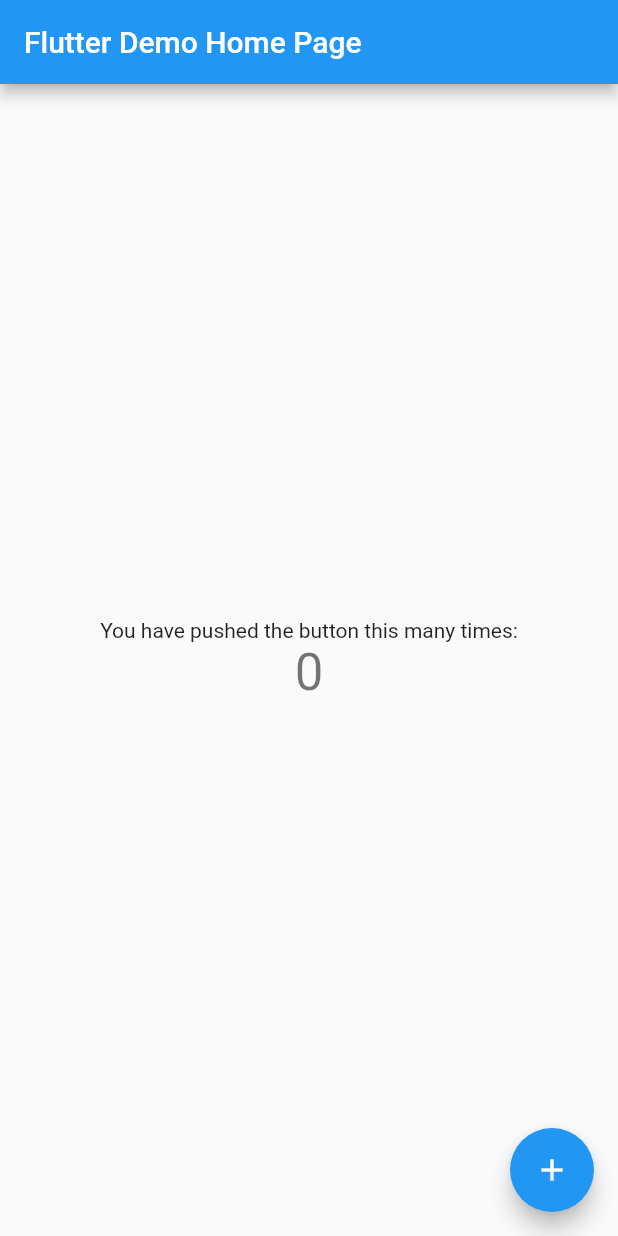
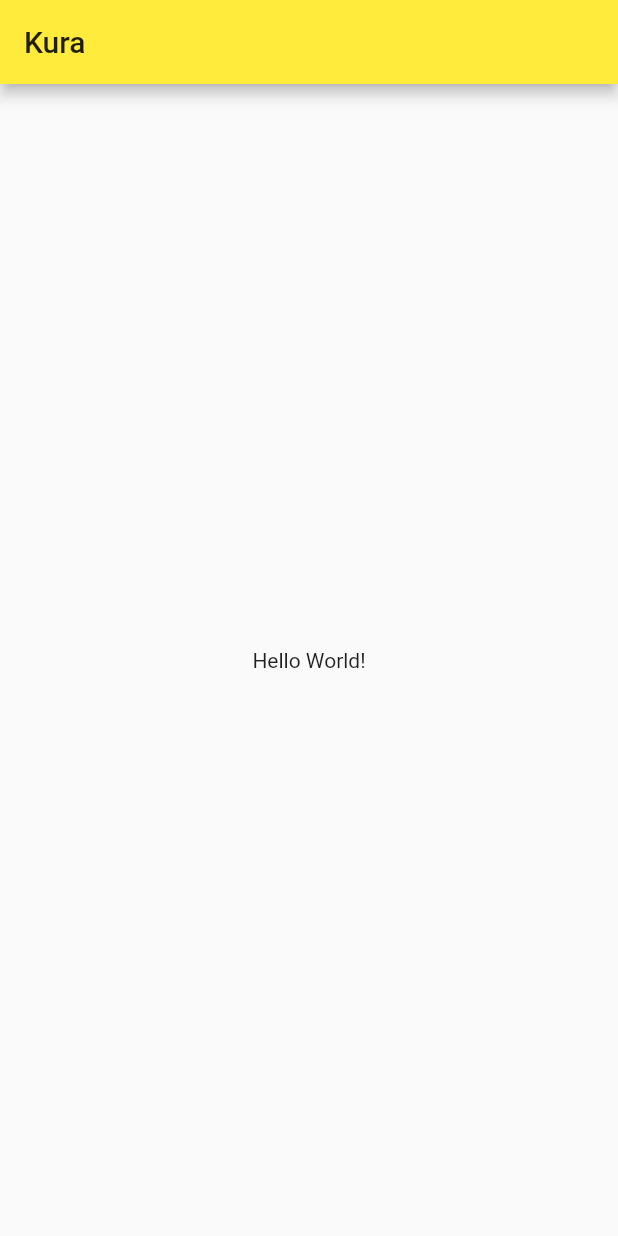
Before and after one commit to ezedinff/kura, a Flutter app: the screen it shows after launch, on a phone screen of 412 x 824 dp. Run offline on Flutter 3.47's test engine with Material 2 defaults, Android fonts, the phone set to English and light mode, and no system bars.

Commit message:
initial commit

```diff
--- a/lib/main.dart
+++ b/lib/main.dart
@@ -7,35 +7,17 @@ class MyApp extends StatelessWidget {
   @override
   Widget build(BuildContext context) {
     return MaterialApp(
-      title: 'Flutter Demo',
+      title: 'Kura',
       theme: ThemeData(
-        // This is the theme of your application.
-        //
-        // Try running your application with "flutter run". You'll see the
-        // application has a blue toolbar. Then, without quitting the app, try
-        // changing the primarySwatch below to Colors.green and then invoke
-        // "hot reload" (press "r" in the console where you ran "flutter run",
-        // or simply save your changes to "hot reload" in a Flutter IDE).
-        // Notice that the counter didn't reset back to zero; the application
-        // is not restarted.
-        primarySwatch: Colors.blue,
+        primarySwatch: Colors.yellow,
       ),
-      home: MyHomePage(title: 'Flutter Demo Home Page'),
+      home: MyHomePage(title: 'Kura'),
     );
   }
 }
 
 class MyHomePage extends StatefulWidget {
   MyHomePage({Key key, this.title}) : super(key: key);
-
-  // This widget is the home page of your application. It is stateful, meaning
-  // that it has a State object (defined below) that contains fields that affect
-  // how it looks.
-
-  // This class is the configuration for the state. It holds the values (in this
-  // case the title) provided by the parent (in this case the App widget) and
-  // used by the build method of the State. Fields in a Widget subclass are
-  // always marked "final".
 
   final String title;
 
@@ -44,68 +26,22 @@ class MyHomePage extends StatefulWidget {
 }
 
 class _MyHomePageState extends State<MyHomePage> {
-  int _counter = 0;
-
-  void _incrementCounter() {
-    setState(() {
-      // This call to setState tells the Flutter framework that something has
-      // changed in this State, which causes it to rerun the build method below
-      // so that the display can reflect the updated values. If we changed
-      // _counter without calling setState(), then the build method would not be
-      // called again, and so nothing would appear to happen.
-      _counter++;
-    });
-  }
 
   @override
   Widget build(BuildContext context) {
-    // This method is rerun every time setState is called, for instance as done
-    // by the _incrementCounter method above.
-    //
     // The Flutter framework has been optimized to make rerunning build methods
     // fast, so that you can just rebuild anything that needs updating rather
     // than having to individually change instances of widgets.
     return Scaffold(
-      appBar: AppBar(
-        // Here we take the value from the MyHomePage object that was created by
-        // the App.build method, and use it to set our appbar title.
-        title: Text(widget.title),
-      ),
-      body: Center(
-        // Center is a layout widget. It takes a single child and positions it
-        // in the middle of the parent.
-        child: Column(
-          // Column is also a layout widget. It takes a list of children and
-          // arranges them vertically. By default, it sizes itself to fit its
-          // children horizontally, and tries to be as tall as its parent.
-          //
-          // Invoke "debug painting" (press "p" in the console, choose the
-          // "Toggle Debug Paint" action from the Flutter Inspector in Android
-          // Studio, or the "Toggle Debug Paint" command in Visual Studio Code)
-          // to see the wireframe for each widget.
-          //
-          // Column has various properties to control how it sizes itself and
-          // how it positions its children. Here we use mainAxisAlignment to
-          // center the children vertically; the main axis here is the vertical
-          // axis because Columns are vertical (the cross axis would be
-          // horizontal).
-          mainAxisAlignment: MainAxisAlignment.center,
-          children: <Widget>[
-            Text(
-              'You have pushed the button this many times:',
-            ),
-            Text(
-              '$_counter',
-              style: Theme.of(context).textTheme.display1,
-            ),
-          ],
+        appBar: AppBar(
+          // Here we take the value from the MyHomePage object that was created by
+          // the App.build method, and use it to set our appbar title.
+          title: Text(widget.title),
         ),
-      ),
-      floatingActionButton: FloatingActionButton(
-        onPressed: _incrementCounter,
-        tooltip: 'Increment',
-        child: Icon(Icons.add),
-      ), // This trailing comma makes auto-formatting nicer for build methods.
+        body: Center(
+            child:Text('Hello World!')
+        )
     );
+
   }
 }
```
Also changed, not shown: 1 other file.
